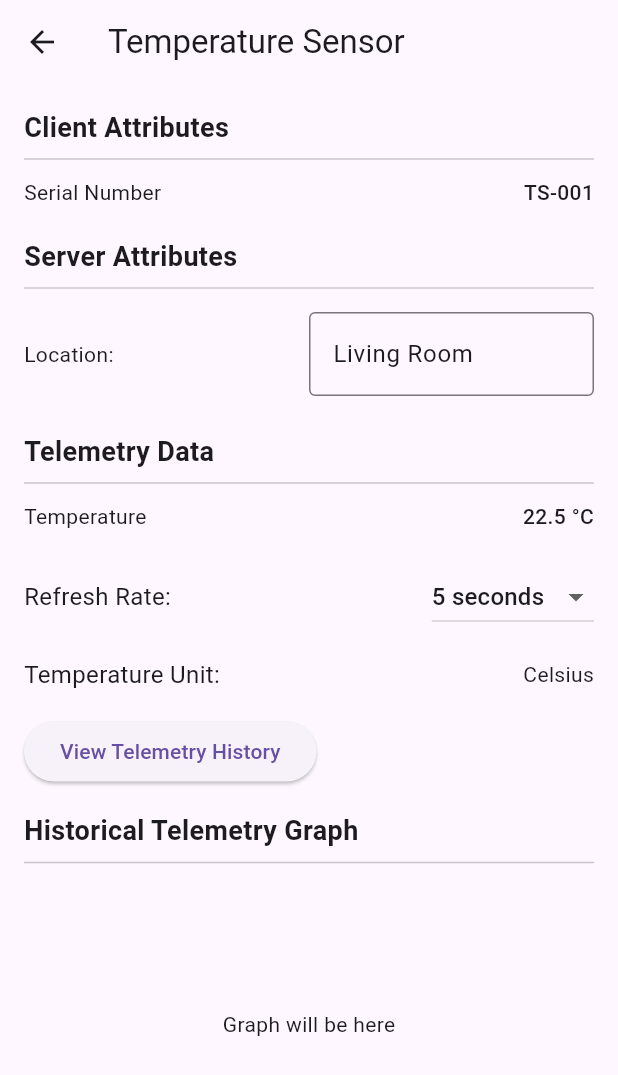
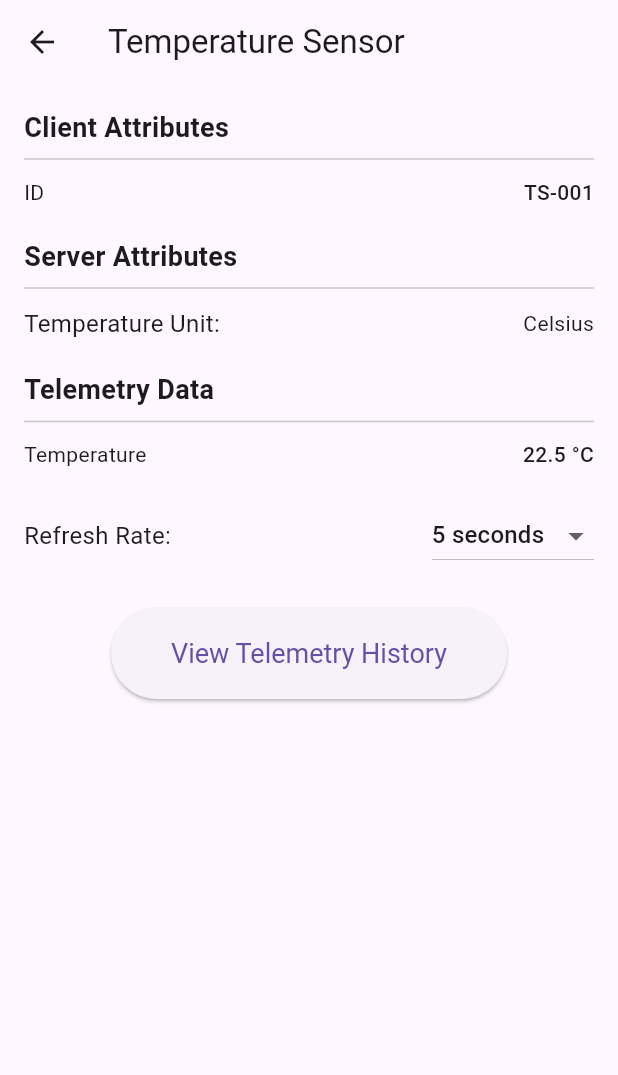
Before and after one commit to ronylkemamen/flutter-mobile-app, a Flutter app: the screen it shows after launch, after a tap on "Temperature Sensor", on a phone screen of 412 x 824 dp. Shown: the top 1075 px of the screen. Run offline on Flutter 3.47's test engine with Material 3 defaults, Android fonts, the phone set to English and light mode, and no system bars; our stand-ins replace shared_preferences.

Commit message:
Enhanced temperature sensor and implemented house lights details
Remade the temperature sensor details page to fit the requirements better.

Changed the placeholder 'My Thing' page into 'House lights' and adapted every other page to it.

```diff
--- a/lib/l10n/app_localizations.dart
+++ b/lib/l10n/app_localizations.dart
@@ -48,6 +48,8 @@ class AppLocalizations {
       'historyFor': 'History for:',
       'historicalTelemetryGraph': 'Historical Telemetry Graph',
       'graphWillBeHere': 'Graph will be here',
+      'online': 'Online',
+      'offline': 'Offline',
     },
     'fr': {
       'all': 'Tous',
@@ -79,6 +81,9 @@ class AppLocalizations {
       'historyFor': 'Historique pour :',
       'historicalTelemetryGraph': 'Graphique Historique de la Télémétrie',
       'graphWillBeHere': 'Le graphique sera ici',
+      'stairs': 'Stairs',
+      'online': 'En ligne',
+      'offline': 'Hors ligne',
     },
   };
 
@@ -183,6 +188,12 @@ class AppLocalizations {
   // Getter for the localized 'graphWillBeHere' string.
   String? get graphWillBeHere =>
       _localizedValues[locale.languageCode]?['graphWillBeHere'];
+
+  // Getter for the localized 'online' string.
+  String? get online => _localizedValues[locale.languageCode]?['online'];
+
+  // Getter for the localized 'offline' string.
+  String? get offline => _localizedValues[locale.languageCode]?['offline'];
 }
 
 // Implementation of the LocalizationsDelegate for AppLocalizations.
--- a/lib/screens/home_screen.dart
+++ b/lib/screens/home_screen.dart
@@ -1,6 +1,6 @@
 import 'package:flutter/material.dart';
 import 'package:mobile_app/screens/temperature_sensor_details_screen.dart'; // Displays details for temperature sensor devices.
-import 'package:mobile_app/screens/your_thing_details_screen.dart'; // Displays details for generic "My Thing" devices.
+import 'package:mobile_app/screens/house_lights_details_screen.dart'; // Displays details for light devices.
 import 'package:mobile_app/l10n/app_localizations.dart'; // Provides localized strings for the UI.
 
 // Displays a list of IoT devices with filtering options.
@@ -16,17 +16,24 @@ class _HomeScreenState extends State<HomeScreen> {
   final List<Map<String, dynamic>> _things = [
     {
       'name': 'Temperature Sensor',
-      'type': 'Temperature Sensor',
-      'clientAttributes': {'Serial Number': 'TS-001'},
-      'serverAttributes': {'Location': 'Living Room'},
+      'type': 'Sensor',
+      'clientAttributes': {'ID': 'TS-001'},
+      'serverAttributes': {'Temperature Unit': 'Celsius'},
       'telemetryData': {'temperature': '22.5 °C'},
     },
     {
-      'name': 'My Thing',
-      'type': 'My Thing',
-      'clientAttributes': {'ID': 'YD-001'},
+      'name': 'House lights',
+      'type': 'Light',
+      'clientAttributes': {'ID': 'HL-001'},
       'serverAttributes': {'Status': 'Online'},
-      'telemetryData': {'value': '100'},
+      'telemetryData': {
+        'Bedroom 1': 'on',
+        'Bedroom 2': 'off',
+        'Dining Room': 'on',
+        'Living Room 1': 'off',
+        'Living Room 2': 'off',
+        'Stairs': 'off',
+      },
     },
   ];
   String _filterType = 'All'; // Stores the currently selected filter type.
@@ -55,15 +62,15 @@ class _HomeScreenState extends State<HomeScreen> {
                   ), // Localized "All" option.
                 ),
                 const PopupMenuItem<String>(
-                  value: 'Temperature Sensor',
+                  value: 'Sensor',
                   child: Text(
-                    'Temperature Sensor',
+                    'Sensor',
                   ), // Option to filter by temperature sensors.
                 ),
                 const PopupMenuItem<String>(
-                  value: 'My Thing',
+                  value: 'Light',
                   child: Text(
-                    'My Thing',
+                    'Light',
                   ), // Option to filter by "My Thing" devices.
                 ),
               ],
@@ -92,7 +99,7 @@ class _HomeScreenState extends State<HomeScreen> {
               ),
               onTap: () {
                 // Navigates to the detailed screen based on the device type.
-                if (thing['type'] == 'Temperature Sensor') {
+                if (thing['type'] == 'Sensor') {
                   Navigator.push(
                     context,
                     MaterialPageRoute(
@@ -101,12 +108,12 @@ class _HomeScreenState extends State<HomeScreen> {
                               TemperatureSensorDetailsScreen(thing: thing),
                     ),
                   );
-                } else if (thing['type'] == 'My Thing') {
+                } else if (thing['type'] == 'Light') {
                   Navigator.push(
                     context,
                     MaterialPageRoute(
                       builder:
-                          (context) => YourThingDetailsScreen(thing: thing),
+                          (context) => HouseLightsDetailsScreen(thing: thing),
                     ),
                   );
                 } else {
@@ -132,10 +139,10 @@ class _HomeScreenState extends State<HomeScreen> {
   // Returns an appropriate icon widget based on the provided device type.
   Widget _getIconForThingType(String type) {
     switch (type) {
-      case 'Temperature Sensor':
+      case 'Sensor':
         return const Icon(Icons.thermostat);
-      case 'My Thing':
-        return const Icon(Icons.home);
+      case 'Light':
+        return const Icon(Icons.light);
       default:
         return const Icon(
           Icons.device_unknown,
--- a/lib/screens/temperature_sensor_details_screen.dart
+++ b/lib/screens/temperature_sensor_details_screen.dart
@@ -164,8 +164,23 @@ class _TemperatureSensorDetailsScreenState
                 ),
               ),
               const Divider(),
-              // Displays each server attribute with an editable text field.
+              // Displays the temperature unit setting.
+              Padding(
+                padding: const EdgeInsets.symmetric(vertical: 4.0),
+                child: Row(
+                  mainAxisAlignment: MainAxisAlignment.spaceBetween,
+                  children: [
+                    Text(
+                      '${AppLocalizations.of(context)!.temperatureUnit}:', // Localized label for temperature unit.
+                      style: const TextStyle(fontSize: 16),
+                    ),
+                    Text(currentUnit), // The current temperature unit.
+                  ],
+                ),
+              ),
+              // Displays each server attribute (excluding Temperature Unit) with an editable text field.
               for (var entry in _serverAttributes.entries)
+                if (entry.key != 'Temperature Unit') // Skip Temperature Unit
                   Padding(
                     padding: const EdgeInsets.symmetric(vertical: 8.0),
                     child: Row(
@@ -182,7 +197,9 @@ class _TemperatureSensorDetailsScreenState
                             ),
                             onChanged: (newValue) {
                               // TODO: Implement saving server attribute
-                            print('Saving ${entry.key} with value: $newValue');
+                              print(
+                                'Saving ${entry.key} with value: $newValue',
+                              );
                             },
                           ),
                         ),
@@ -254,20 +271,11 @@ class _TemperatureSensorDetailsScreenState
                   ),
                 ],
               ),
-              const SizedBox(height: 16),
-              // Row displaying the current temperature unit.
+              const SizedBox(height: 24),
+              // Button to navigate to the telemetry history screen, now centered and with adjusted styling.
               Row(
-                mainAxisAlignment: MainAxisAlignment.spaceBetween,
+                mainAxisAlignment: MainAxisAlignment.center,
                 children: [
-                  Text(
-                    '${AppLocalizations.of(context)!.temperatureUnit}:', // Localized label for temperature unit.
-                    style: const TextStyle(fontSize: 16),
-                  ),
-                  Text(currentUnit), // The current temperature unit.
-                ],
-              ),
-              const SizedBox(height: 16),
-              // Button to navigate to the telemetry history screen.
                   ElevatedButton(
                     onPressed: () {
                       Navigator.push(
@@ -282,34 +290,21 @@ class _TemperatureSensorDetailsScreenState
                         ),
                       );
                     },
+                    style: ElevatedButton.styleFrom(
+                      padding: const EdgeInsets.symmetric(
+                        horizontal: 40,
+                        vertical: 20,
+                      ),
+                      textStyle: const TextStyle(fontSize: 18),
+                    ),
                     child: Text(
                       AppLocalizations.of(
                         context,
                       )!.viewTelemetryHistory!, // Localized text for the button.
                     ),
                   ),
-              // Placeholder for a historical telemetry graph.
-              if (true) ...[
-                const SizedBox(height: 16),
-                Text(
-                  AppLocalizations.of(
-                    context,
-                  )!.historicalTelemetryGraph!, // Localized title for the graph section.
-                  style: const TextStyle(
-                    fontSize: 18,
-                    fontWeight: FontWeight.bold,
+                ],
               ),
-                ),
-                const Divider(),
-                SizedBox(
-                  height: 200,
-                  child: Center(
-                    child: Text(
-                      AppLocalizations.of(context)!.graphWillBeHere!,
-                    ), // Localized placeholder text for the graph.
-                  ),
-                ),
-              ],
             ],
           ),
         ),
```
Also changed, not shown: lib/screens/house_lights_details_screen.dart (added, +147 -0 lines), lib/screens/your_thing_details_screen.dart (deleted, +0 -21 lines). Lines whose indentation alone changed are shown as unchanged.
